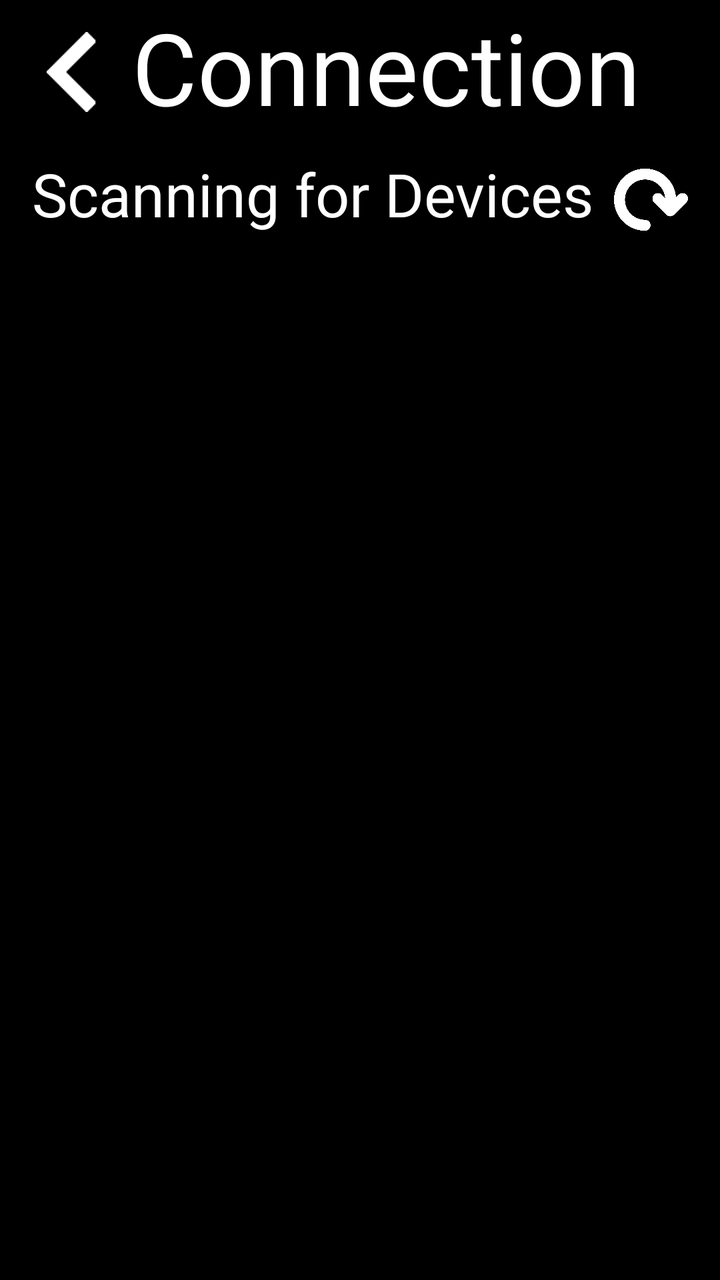
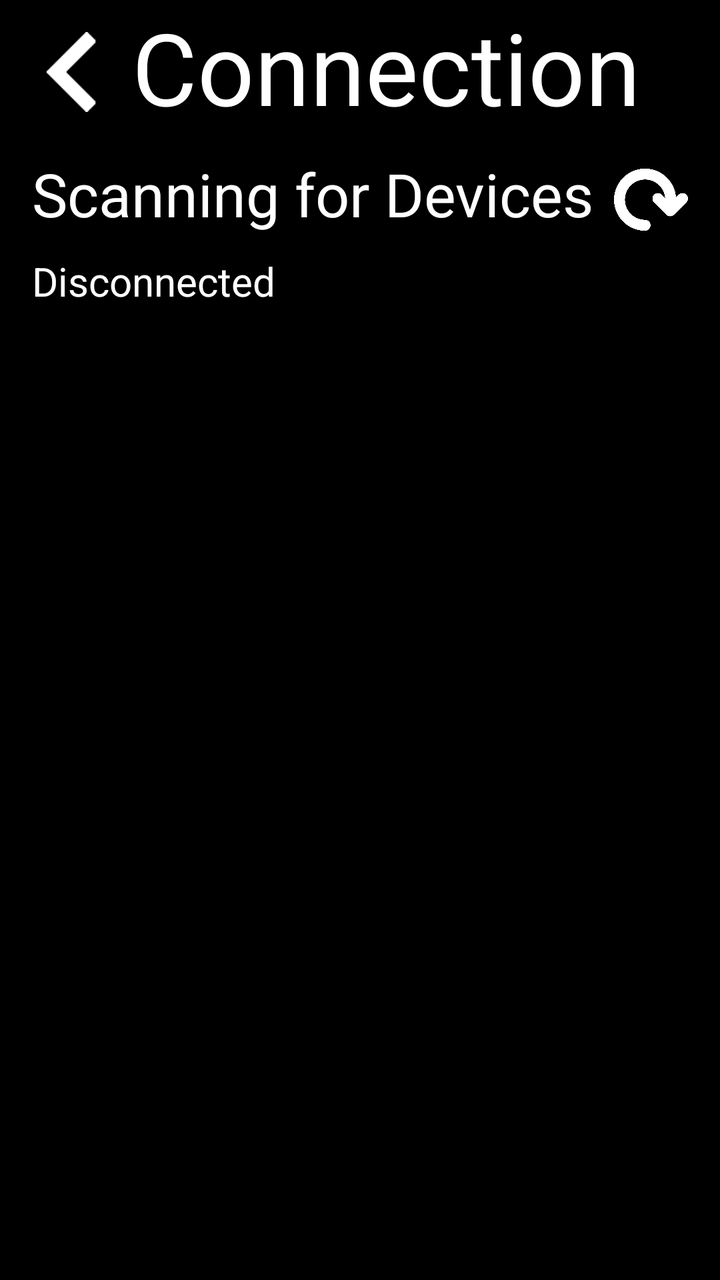

The first picture is an Android layout as it rendered before a commit; the second is the same layout after the commit. The layout source and the unified diff follow.
<!-- AndroidManifest.xml: application theme DarkAppTheme -->
<!-- res/layout/activity_connection_menu.xml -->
<?xml version="1.0" encoding="utf-8"?>
<RelativeLayout xmlns:android="http://schemas.android.com/apk/res/android"
    android:layout_width="match_parent"
    android:layout_height="match_parent"
    android:paddingLeft="16dp"
    android:paddingRight="16dp">

    
    <ImageButton
        android:id="@+id/cBackButton"
        android:layout_width="40dp"
        android:layout_height="40dp"
        android:layout_alignParentStart="true"
        android:layout_marginTop="16dp"
        android:background="@drawable/transparent_background"
        android:scaleType="centerInside"
        android:src="@drawable/back_normal" />

    
    <TextView
        android:id="@+id/textView2"
        android:layout_width="wrap_content"
        android:layout_height="wrap_content"
        android:text="Connection"
        android:textColor="@color/white"
        android:textSize="50sp"
        android:layout_toEndOf="@id/cBackButton"
        android:layout_alignBaseline="@id/cBackButton"
        android:layout_marginStart="10dp"
        android:layout_alignParentTop="true" />

    
    <TextView
        android:id="@+id/textView3"
        android:layout_width="wrap_content"
        android:layout_height="wrap_content"
        android:text="Scanning for Devices"
        android:textColor="@color/white"
        android:textSize="30sp"
        android:layout_below="@id/textView2"
        android:layout_alignParentStart="true"
        android:layout_marginTop="10dp"/>

    

    
    <ImageButton
        android:id="@+id/rescanButton"
        android:layout_width="40dp"
        android:layout_height="40dp"
        android:layout_below="@id/textView2"
        android:layout_marginStart="10dp"
        android:layout_marginTop="13dp"
        android:layout_toEndOf="@id/textView3"
        android:background="@drawable/transparent_background"
        android:contentDescription="Rescan for devices"
        android:scaleType="centerInside"
        android:src="@drawable/ic_rescan_icon" />

    <ProgressBar
        android:id="@+id/scanProgressBar"
        android:layout_width="40dp"
        android:layout_height="40dp"
        android:layout_alignTop="@id/rescanButton"
        android:layout_alignStart="@id/rescanButton"
        android:layout_alignEnd="@id/rescanButton"
        android:layout_alignBottom="@id/rescanButton"
        android:indeterminate="true"
        android:visibility="gone" />

    <androidx.recyclerview.widget.RecyclerView
        android:id="@+id/connectionlist"
        android:layout_width="match_parent"
        android:layout_height="0dp"
        android:layout_below="@id/rescanButton"
        android:layout_alignParentBottom="true" />
</RelativeLayout>
<!-- resources referenced by this layout -->
<resources>
  <color name="white">#FFFFFFFF</color>
  <!-- drawable back_normal: png bitmap (drawable, 455 bytes) -->
  <!-- drawable ic_rescan_icon (drawable) -->
  <selector xmlns:android="http://schemas.android.com/apk/res/android">
  
      <item android:drawable="@drawable/rescan_arrow" />
      
  </selector>
  <!-- drawable transparent_background (drawable) -->
  <layer-list xmlns:android="http://schemas.android.com/apk/res/android">
      <item android:drawable="@android:color/transparent" />
  </layer-list>
  <style name="DarkAppTheme" parent="Theme.MaterialComponents.DayNight">
          <item name="windowActionBar">false</item>
          <item name="android:background">@color/black</item>
          <item name="windowNoTitle">true</item>
      </style>
  <!-- drawable rescan_arrow: png bitmap (drawable, 10967 bytes) -->
  <color name="black">#FF000000</color>
</resources>

<!-- the commit's change to res/layout/activity_connection_menu.xml (unified diff, before → after) -->
@@ -42,8 +42,6 @@
         android:layout_marginTop="10dp"/>
 
     
-
-    
     <ImageButton
         android:id="@+id/rescanButton"
         android:layout_width="40dp"
@@ -68,10 +66,52 @@
         android:indeterminate="true"
         android:visibility="gone" />
 
+    <TextView
+        android:id="@+id/textView4"
+        android:layout_width="wrap_content"
+        android:layout_height="wrap_content"
+        android:text="Disconnected"
+        android:textColor="@color/white"
+        android:textSize="20sp"
+        android:layout_below="@id/textView3"
+        android:layout_alignParentStart="true"
+        android:layout_marginTop="10dp"/>
+
+    
     <androidx.recyclerview.widget.RecyclerView
         android:id="@+id/connectionlist"
         android:layout_width="match_parent"
         android:layout_height="0dp"
-        android:layout_below="@id/rescanButton"
+        android:layout_below="@id/textView4"
         android:layout_alignParentBottom="true" />
+
+
+
+
+
+
+
+
+
+
+
+
+
+
+
+
+
+
+
+
+
+
+
+
+
+
+
+
+
+
 </RelativeLayout>
